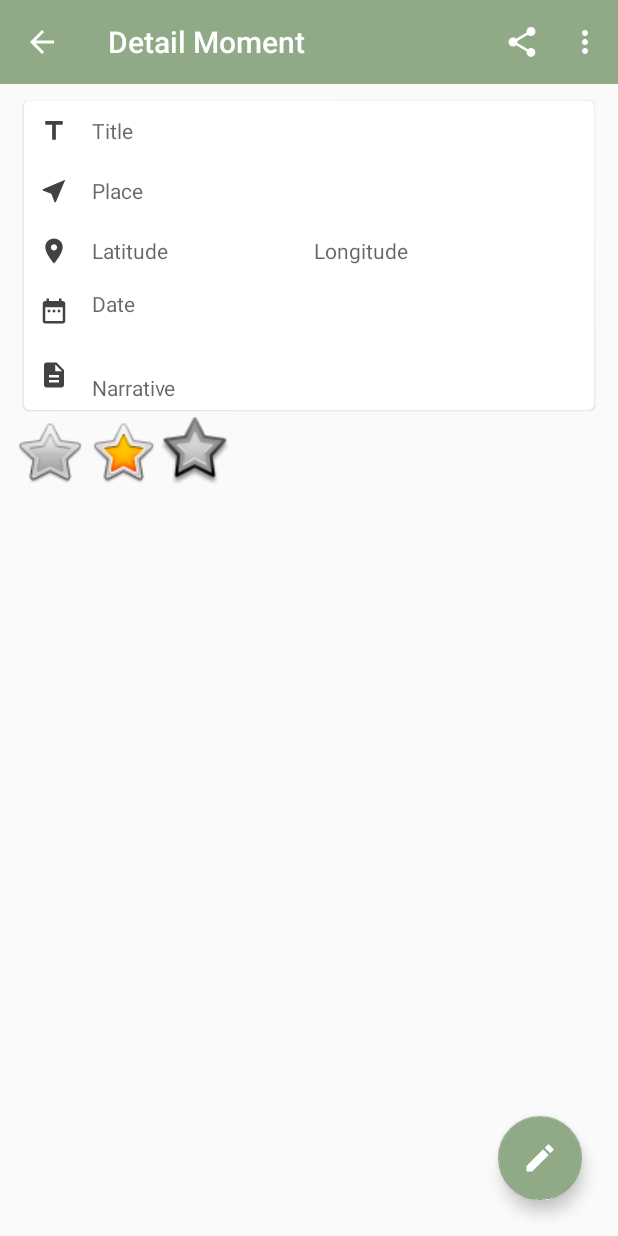
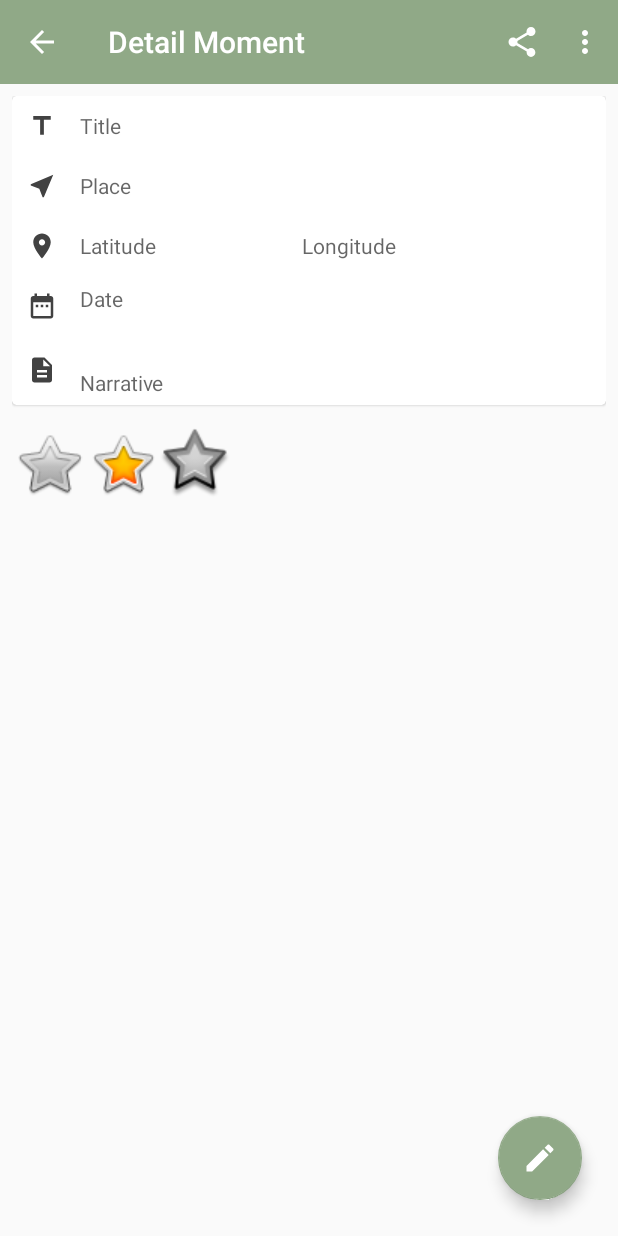
Before and after one commit to paisneto/mysocial, an Android app: the DetailMomentActivity screen opened directly, with no data from a screen before it, on a phone screen of 412 x 824 dp. Run offline under Robolectric (Android 15) with nearby library versions, the phone set to English and light mode, and no system bars; 1 statement that could not run was skipped.

Commit message:
Moments details.

```diff
--- a/Mysocial/app/src/main/res/layout/activity_detail_moment.xml
+++ b/Mysocial/app/src/main/res/layout/activity_detail_moment.xml
@@ -40,11 +40,12 @@
                 android:id="@+id/cv_data"
                 android:layout_width="match_parent"
                 android:layout_height="0dp"
-                android:layout_marginEnd="8dp"
-                android:layout_marginLeft="8dp"
-                android:layout_marginRight="8dp"
-                android:layout_marginStart="8dp"
-                android:layout_marginTop="3dp"
+                android:layout_marginEnd="0dp"
+                android:layout_marginBottom="3dp"
+                android:layout_marginLeft="0dp"
+                android:layout_marginRight="0dp"
+                android:layout_marginStart="0dp"
+                android:layout_marginTop="0dp"
                 android:layout_weight="0.21"
                 app:cardCornerRadius="@dimen/card_corner_radius"
                 app:cardElevation="@dimen/elevation_card"
@@ -53,8 +54,8 @@
                 app:layout_constraintRight_toRightOf="parent"
                 app:layout_constraintTop_toTopOf="parent"
                 tools:ignore="MissingConstraints"
-                tools:layout_editor_absoluteX="10dp"
-                tools:layout_editor_absoluteY="4dp">
+                tools:layout_editor_absoluteX="3dp"
+                tools:layout_editor_absoluteY="3dp">
 
 
                 <LinearLayout
@@ -262,11 +263,12 @@
                 android:id="@+id/cv_moment_default_img"
                 android:layout_width="match_parent"
                 android:layout_height="match_parent"
-                android:layout_marginBottom="2dp"
+                android:layout_marginBottom="8dp"
                 android:layout_marginLeft="0dp"
                 android:layout_marginRight="0dp"
-                android:layout_marginTop="2dp"
+                android:layout_marginTop="4dp"
                 android:minHeight="0dp"
+                android:maxHeight="150dp"
                 app:cardCornerRadius="@dimen/card_corner_radius"
                 app:cardElevation="@dimen/elevation_card">
 
@@ -280,7 +282,6 @@
                         android:layout_width="match_parent"
                         android:layout_height="match_parent"
                         android:scaleType="fitXY"
-                        android:maxHeight="100dp"
                         tools:ignore="ContentDescription" />
 
                 </LinearLayout>
--- a/Mysocial/app/src/main/res/layout/include_edit_momment_content.xml
+++ b/Mysocial/app/src/main/res/layout/include_edit_momment_content.xml
@@ -4,7 +4,7 @@
     xmlns:tools="http://schemas.android.com/tools"
     android:layout_width="match_parent"
     android:layout_height="match_parent"
-    tools:context="com.example.nunocoelho.meimysocial.trip.ListTripActivity">
+    tools:context="com.example.nunocoelho.mysocial.trip.ListTripActivity">
 
 
     <android.support.v7.widget.CardView
```
